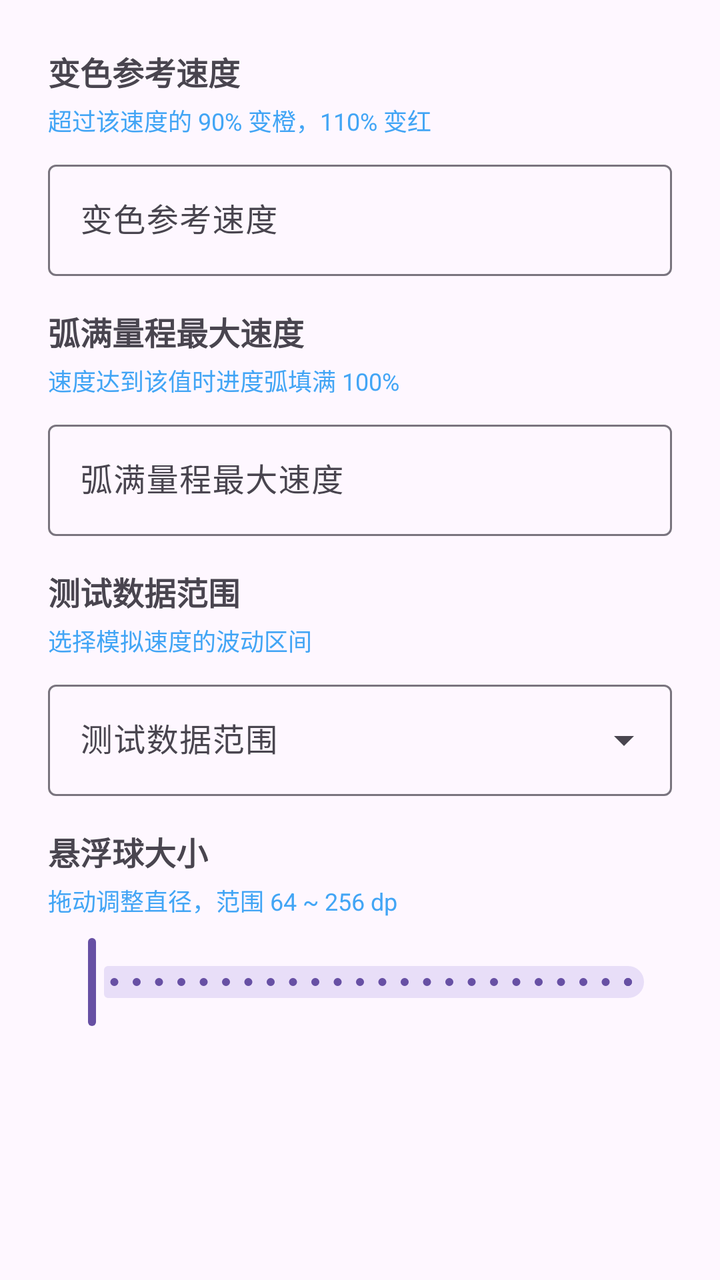
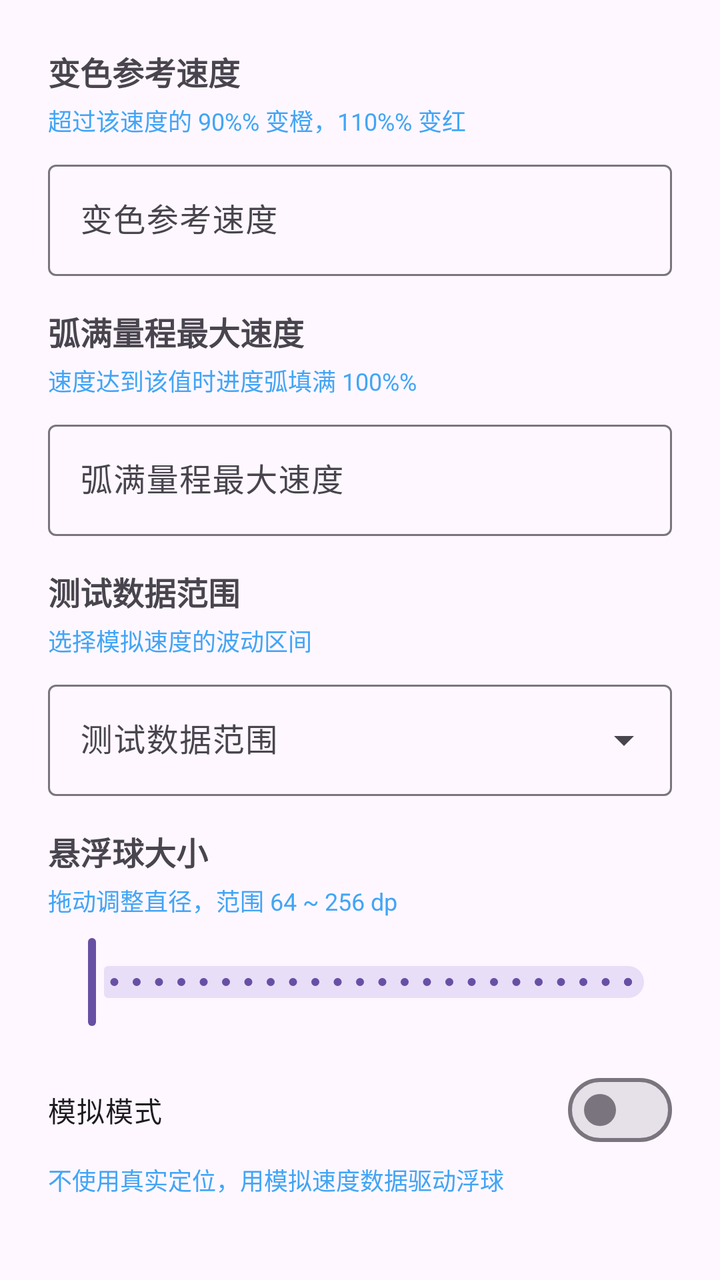

Compare the two renders of this Android layout. The source of the first and the diff that turns it into the second are given below.
<!-- AndroidManifest.xml: application theme Theme.SpeedView -->
<!-- res/layout/dialog_settings.xml -->
<?xml version="1.0" encoding="utf-8"?>
<LinearLayout xmlns:android="http://schemas.android.com/apk/res/android"
    xmlns:app="http://schemas.android.com/apk/res-auto"
    android:layout_width="match_parent"
    android:layout_height="wrap_content"
    android:orientation="vertical"
    android:padding="24dp">

    
    <TextView
        android:layout_width="wrap_content"
        android:layout_height="wrap_content"
        android:text="@string/settings_ref_speed"
        android:textSize="16sp"
        android:textStyle="bold" />

    <TextView
        android:layout_width="wrap_content"
        android:layout_height="wrap_content"
        android:layout_marginTop="4dp"
        android:text="@string/settings_ref_speed_hint"
        android:textColor="@color/speed_blue_light"
        android:textSize="12sp" />

    <com.google.android.material.textfield.TextInputLayout
        style="@style/Widget.Material3.TextInputLayout.OutlinedBox"
        android:layout_width="match_parent"
        android:layout_height="wrap_content"
        android:layout_marginTop="8dp"
        android:hint="@string/settings_ref_speed"
        app:suffixText="@string/settings_ref_speed_suffix">

        <com.google.android.material.textfield.TextInputEditText
            android:id="@+id/et_ref_speed"
            android:layout_width="match_parent"
            android:layout_height="wrap_content"
            android:inputType="number"
            android:maxLength="3" />
    </com.google.android.material.textfield.TextInputLayout>

    
    <TextView
        android:layout_width="wrap_content"
        android:layout_height="wrap_content"
        android:layout_marginTop="16dp"
        android:text="@string/settings_arc_max_speed"
        android:textSize="16sp"
        android:textStyle="bold" />

    <TextView
        android:layout_width="wrap_content"
        android:layout_height="wrap_content"
        android:layout_marginTop="4dp"
        android:text="@string/settings_arc_max_speed_hint"
        android:textColor="@color/speed_blue_light"
        android:textSize="12sp" />

    <com.google.android.material.textfield.TextInputLayout
        style="@style/Widget.Material3.TextInputLayout.OutlinedBox"
        android:layout_width="match_parent"
        android:layout_height="wrap_content"
        android:layout_marginTop="8dp"
        android:hint="@string/settings_arc_max_speed"
        app:suffixText="@string/settings_ref_speed_suffix">

        <com.google.android.material.textfield.TextInputEditText
            android:id="@+id/et_arc_max_speed"
            android:layout_width="match_parent"
            android:layout_height="wrap_content"
            android:inputType="number"
            android:maxLength="3" />
    </com.google.android.material.textfield.TextInputLayout>

    
    <TextView
        android:layout_width="wrap_content"
        android:layout_height="wrap_content"
        android:layout_marginTop="16dp"
        android:text="@string/settings_mock_profile"
        android:textSize="16sp"
        android:textStyle="bold" />

    <TextView
        android:layout_width="wrap_content"
        android:layout_height="wrap_content"
        android:layout_marginTop="4dp"
        android:text="@string/settings_mock_profile_hint"
        android:textColor="@color/speed_blue_light"
        android:textSize="12sp" />

    <com.google.android.material.textfield.TextInputLayout
        style="@style/Widget.Material3.TextInputLayout.OutlinedBox.ExposedDropdownMenu"
        android:layout_width="match_parent"
        android:layout_height="wrap_content"
        android:layout_marginTop="8dp"
        android:hint="@string/settings_mock_profile">

        <com.google.android.material.textfield.MaterialAutoCompleteTextView
            android:id="@+id/actv_mock_profile"
            android:layout_width="match_parent"
            android:layout_height="wrap_content"
            android:inputType="none" />
    </com.google.android.material.textfield.TextInputLayout>

    
    <TextView
        android:layout_width="wrap_content"
        android:layout_height="wrap_content"
        android:layout_marginTop="16dp"
        android:text="@string/settings_ball_size"
        android:textSize="16sp"
        android:textStyle="bold" />

    <TextView
        android:layout_width="wrap_content"
        android:layout_height="wrap_content"
        android:layout_marginTop="4dp"
        android:text="@string/settings_ball_size_hint"
        android:textColor="@color/speed_blue_light"
        android:textSize="12sp" />

    <com.google.android.material.slider.Slider
        android:id="@+id/slider_ball_size"
        android:layout_width="match_parent"
        android:layout_height="wrap_content"
        android:layout_marginTop="8dp"
        android:valueFrom="64"
        android:valueTo="256"
        android:stepSize="8"
        app:labelBehavior="floating" />

</LinearLayout>
<!-- resources referenced by this layout -->
<resources>
  <color name="speed_blue_light">#FF42A5F5</color>
  <string name="settings_arc_max_speed">弧满量程最大速度</string>
  <string name="settings_arc_max_speed_hint">速度达到该值时进度弧填满 100%</string>
  <string name="settings_ball_size">悬浮球大小</string>
  <string name="settings_ball_size_hint">拖动调整直径，范围 64 ~ 256 dp</string>
  <string name="settings_mock_profile">测试数据范围</string>
  <string name="settings_mock_profile_hint">选择模拟速度的波动区间</string>
  <string name="settings_ref_speed">变色参考速度</string>
  <string name="settings_ref_speed_hint">超过该速度的 90% 变橙，110% 变红</string>
  <string name="settings_ref_speed_suffix">km/h</string>
  <style name="Theme.SpeedView" parent="Base.Theme.SpeedView" />
  <style name="Base.Theme.SpeedView" parent="Theme.Material3.DayNight.NoActionBar">
          
          
      </style>
</resources>

<!-- the commit's change to res/layout/dialog_settings.xml (unified diff, before → after) -->
@@ -1,10 +1,15 @@
 <?xml version="1.0" encoding="utf-8"?>
-<LinearLayout xmlns:android="http://schemas.android.com/apk/res/android"
+<ScrollView xmlns:android="http://schemas.android.com/apk/res/android"
     xmlns:app="http://schemas.android.com/apk/res-auto"
     android:layout_width="match_parent"
     android:layout_height="wrap_content"
-    android:orientation="vertical"
-    android:padding="24dp">
+    android:fillViewport="true">
+
+    <LinearLayout
+        android:layout_width="match_parent"
+        android:layout_height="wrap_content"
+        android:orientation="vertical"
+        android:padding="24dp">
 
     
     <TextView
@@ -129,4 +134,21 @@
         android:stepSize="8"
         app:labelBehavior="floating" />
 
+    
+    <com.google.android.material.materialswitch.MaterialSwitch
+        android:id="@+id/switch_mock"
+        android:layout_width="match_parent"
+        android:layout_height="wrap_content"
+        android:layout_marginTop="16dp"
+        android:text="@string/mock_mode" />
+
+    <TextView
+        android:layout_width="wrap_content"
+        android:layout_height="wrap_content"
+        android:layout_marginTop="2dp"
+        android:text="@string/mock_mode_desc"
+        android:textColor="@color/speed_blue_light"
+        android:textSize="12sp" />
+
 </LinearLayout>
+</ScrollView>
<!-- resource entries referenced after the edit -->
@@ -1,14 +1,16 @@
 <!-- resources referenced by this layout -->
 <resources>
   <color name="speed_blue_light">#FF42A5F5</color>
+  <string name="mock_mode">模拟模式</string>
+  <string name="mock_mode_desc">不使用真实定位，用模拟速度数据驱动浮球</string>
   <string name="settings_arc_max_speed">弧满量程最大速度</string>
-  <string name="settings_arc_max_speed_hint">速度达到该值时进度弧填满 100%</string>
+  <string name="settings_arc_max_speed_hint">速度达到该值时进度弧填满 100%%</string>
   <string name="settings_ball_size">悬浮球大小</string>
   <string name="settings_ball_size_hint">拖动调整直径，范围 64 ~ 256 dp</string>
   <string name="settings_mock_profile">测试数据范围</string>
   <string name="settings_mock_profile_hint">选择模拟速度的波动区间</string>
   <string name="settings_ref_speed">变色参考速度</string>
-  <string name="settings_ref_speed_hint">超过该速度的 90% 变橙，110% 变红</string>
+  <string name="settings_ref_speed_hint">超过该速度的 90%% 变橙，110%% 变红</string>
   <string name="settings_ref_speed_suffix">km/h</string>
   <style name="Theme.SpeedView" parent="Base.Theme.SpeedView" />
   <style name="Base.Theme.SpeedView" parent="Theme.Material3.DayNight.NoActionBar">
